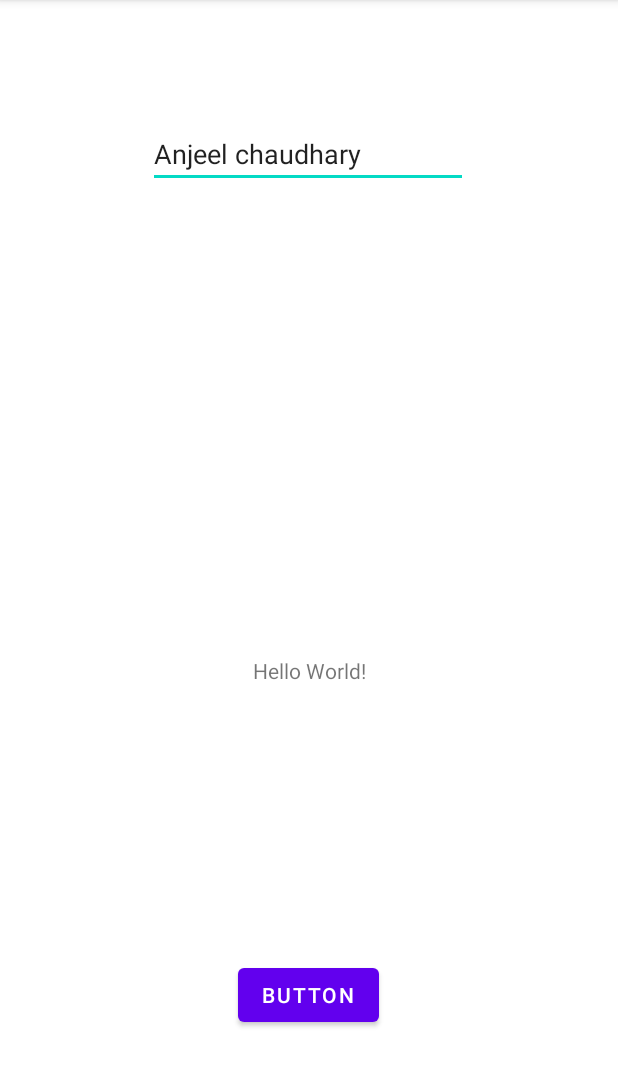
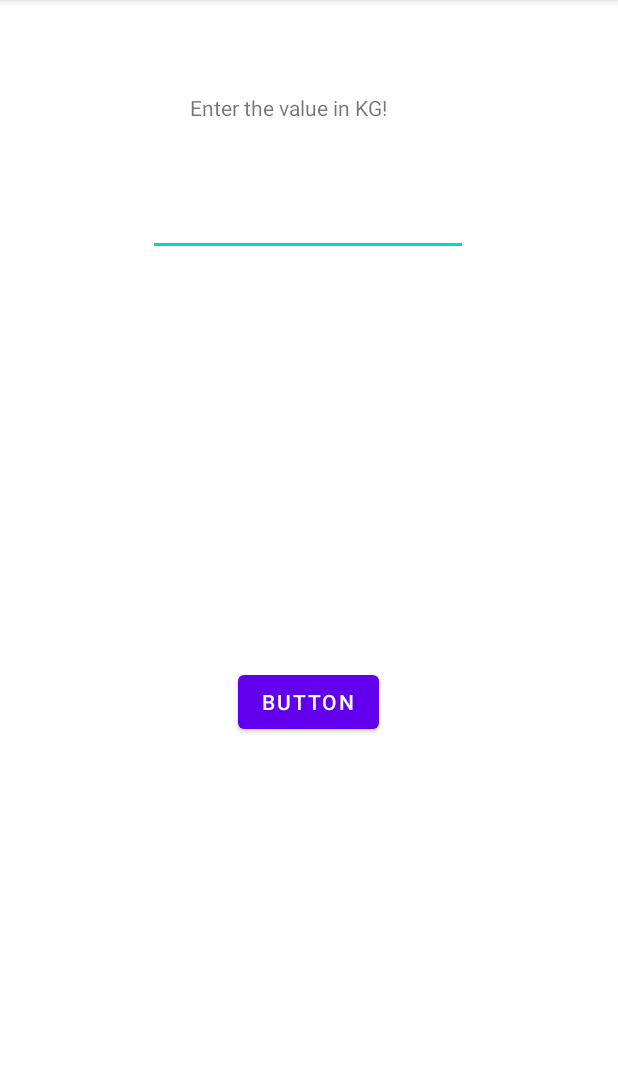
Before and after one commit to Anjeelchaudhary/Android-SpringBoot, an Android app: the screen it shows after launch (MainActivity), on a phone screen of 412 x 824 dp, the part 84-1171 px from its top. Run offline under Robolectric (Android 15) with nearby library versions, the light colour scheme and no system bars.

Commit message:
updated buttons and textfield in the

```diff
--- a/Unit_Converter/app/src/main/java/com/example/myapplication/MainActivity.java
+++ b/Unit_Converter/app/src/main/java/com/example/myapplication/MainActivity.java
@@ -1,14 +1,21 @@
 package com.example.myapplication;
 
 import androidx.appcompat.app.AppCompatActivity;
-
 import android.os.Bundle;
+import android.widget.Button;
+import android.widget.EditText;
+import android.widget.TextView;
 
 public class MainActivity extends AppCompatActivity {
-
+    private Button button;
+    private TextView textView;
+    private EditText editText;
     @Override
     protected void onCreate(Bundle savedInstanceState) {
         super.onCreate(savedInstanceState);
         setContentView(R.layout.activity_main);
+        button = findViewById(R.id.button);
+        textView = findViewById(R.id.textView);
+        editText = findViewById(R.id.editText);
     }
 }
--- a/Unit_Converter/app/src/main/res/layout/activity_main.xml
+++ b/Unit_Converter/app/src/main/res/layout/activity_main.xml
@@ -10,11 +10,13 @@
         android:id="@+id/textView"
         android:layout_width="wrap_content"
         android:layout_height="wrap_content"
-        android:text="Hello World!"
+        android:text="Enter the value in KG!"
         app:layout_constraintBottom_toBottomOf="parent"
         app:layout_constraintEnd_toEndOf="parent"
+        app:layout_constraintHorizontal_bias="0.452"
         app:layout_constraintStart_toStartOf="parent"
-        app:layout_constraintTop_toBottomOf="@+id/editTextTextPersonName" />
+        app:layout_constraintTop_toTopOf="parent"
+        app:layout_constraintVertical_bias="0.083" />
 
     <Button
         android:id="@+id/button"
@@ -30,16 +32,17 @@
         app:layout_constraintVertical_bias="0.48" />
 
     <EditText
-        android:id="@+id/editTextTextPersonName"
+        android:id="@+id/editText"
         android:layout_width="wrap_content"
         android:layout_height="wrap_content"
-        android:layout_marginTop="80dp"
         android:ems="10"
         android:inputType="textPersonName"
-        android:text="Anjeel chaudhary"
+        android:text=""
+        app:layout_constraintBottom_toTopOf="@+id/button"
         app:layout_constraintEnd_toEndOf="parent"
         app:layout_constraintHorizontal_bias="0.497"
         app:layout_constraintStart_toStartOf="parent"
-        app:layout_constraintTop_toTopOf="parent" />
+        app:layout_constraintTop_toBottomOf="@+id/textView"
+        app:layout_constraintVertical_bias="0.139" />
 
 </androidx.constraintlayout.widget.ConstraintLayout>
```
